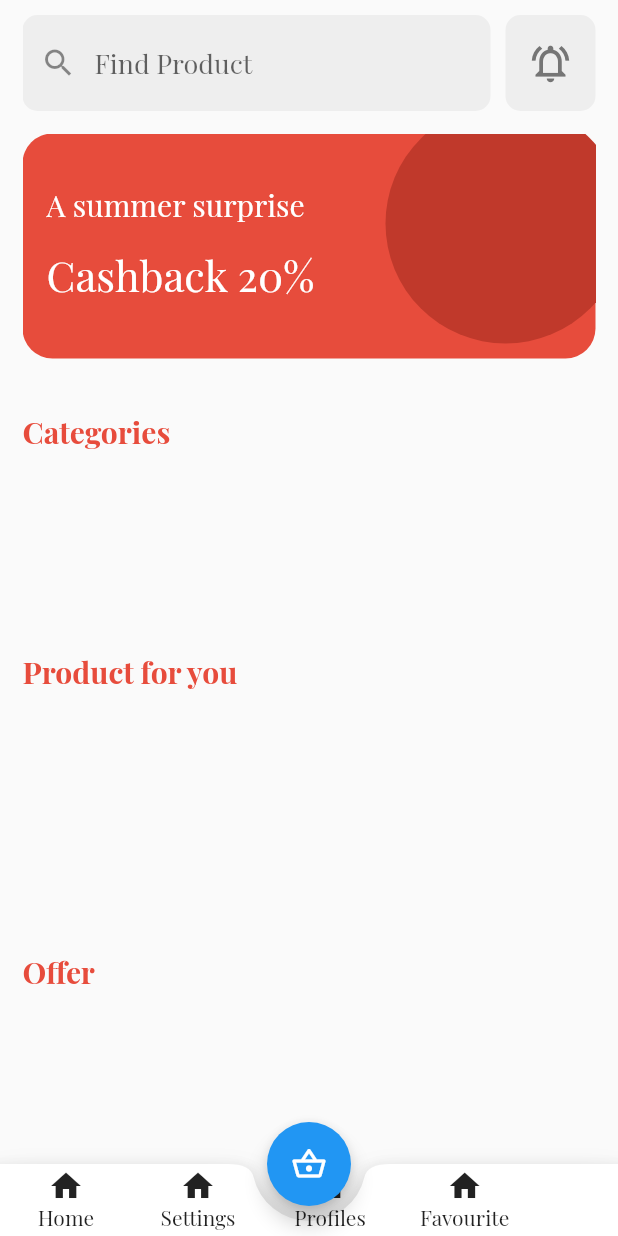
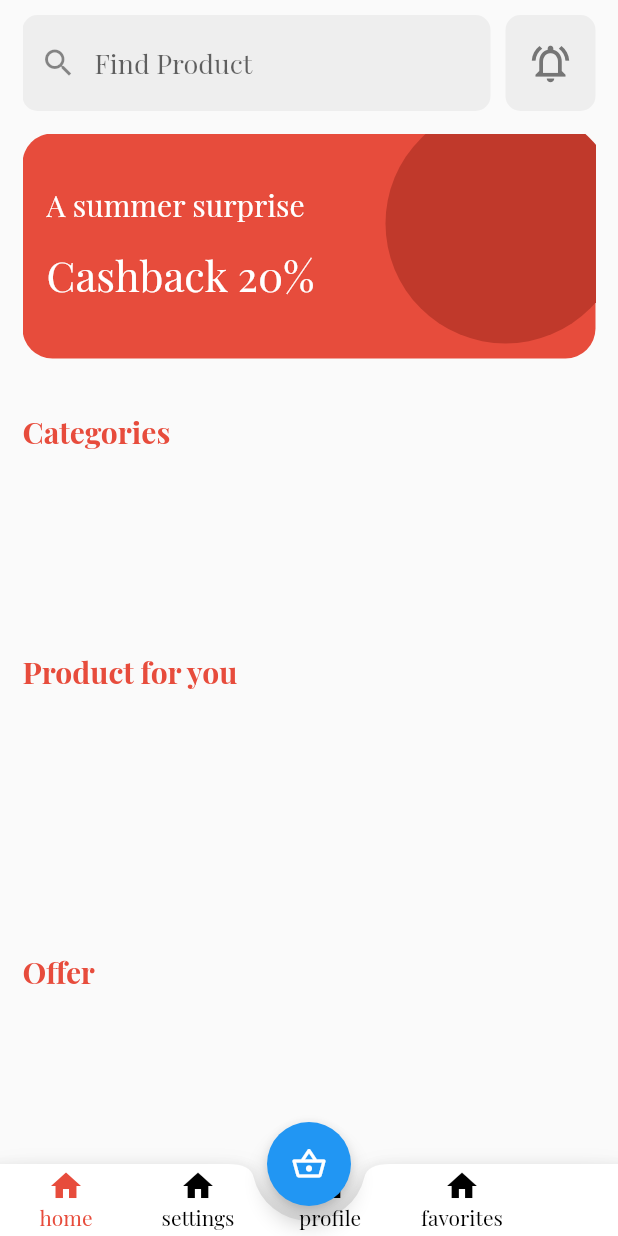
Before and after one commit to MohamedAhmedSD/ecommerce_from_wael, a Flutter app: the HomeScreen screen opened directly, on a phone screen of 412 x 824 dp. Run offline on Flutter 3.47's test engine with Material 2 defaults, Android fonts, the phone set to English and light mode, and no system bars; our stand-ins replace cached_network_image, dartz, flutter_otp_text_field, flutter_svg, get, lottie and 1 more; accounts and stored records are empty; project files that could hold a hidden picture were left out.

Commit message:
[66] BNB

```diff
--- a/lib/view/widgets/home/bnb/custombottomappbarhome.dart
+++ b/lib/view/widgets/home/bnb/custombottomappbarhome.dart
@@ -2,6 +2,7 @@ import 'package:flutter/material.dart';
 import 'package:get/get.dart';
 
 import '../../../../controller/homescreen_controller.dart';
+import 'custombuttonappbar.dart';
 
 class CustomBottomAppBarHome extends StatelessWidget {
   const CustomBottomAppBarHome({Key? key}) : super(key: key);
@@ -37,58 +38,96 @@ class CustomBottomAppBarHome extends StatelessWidget {
             //! old ============================================================
             //* Row => Row => 4x [ button(columns{icon + text})]
             //? make spacer bettween 2 && 3 to make space to use it latter by floatingAB
+            //     Row(
+            //   children: [
+            //     Row(
+            //       children: [
+            //         //! better programer who can shorts its code
+            //         //* MaterialButton => repeated
+            //         //? we need change icon,text,current page
+
+            //         MaterialButton(
+            //           onPressed: () {
+            //             //* when press on it go into certain page
+            //             controller.changePage(0);
+            //           },
+            //           child: Column(
+            //             //! must use its min size to avoid error
+            //             mainAxisSize: MainAxisSize.min,
+            //             children: const [Icon(Icons.home), Text('Home')],
+            //           ),
+            //         ),
+            //         MaterialButton(
+            //           onPressed: () {
+            //             controller.changePage(1);
+            //           },
+            //           child: Column(
+            //             //! must use its min size to avoid error
+            //             mainAxisSize: MainAxisSize.min,
+            //             children: const [Icon(Icons.home), Text('Settings')],
+            //           ),
+            //         ),
+            //         const Spacer(),
+            //         MaterialButton(
+            //           onPressed: () {
+            //             controller.changePage(2);
+            //           },
+            //           child: Column(
+            //             //! must use its min size to avoid error
+            //             mainAxisSize: MainAxisSize.min,
+            //             children: const [Icon(Icons.home), Text('Profiles')],
+            //           ),
+            //         ),
+            //         MaterialButton(
+            //           onPressed: () {
+            //             controller.changePage(3);
+            //           },
+            //           child: Column(
+            //             //! must use its min size to avoid error
+            //             mainAxisSize: MainAxisSize.min,
+            //             children: const [Icon(Icons.home), Text('Favourite')],
+            //           ),
+            //         ),
+            //       ],
+            //     ),
+            //   ],
+            // ),
+
+            //! old => shortcut ===============================================
+            //* change materialbutton by CustomButtonAppBar
             Row(
           children: [
             Row(
               children: [
-                //! better programer who can shorts its code
-                //* MaterialButton => repeated
-                //? we need change icon,text,current page
-
-                MaterialButton(
-                  onPressed: () {
-                    //* when press on it go into certain page
-                    controller.changePage(0);
-                  },
-                  child: Column(
-                    //! must use its min size to avoid error
-                    mainAxisSize: MainAxisSize.min,
-                    children: const [Icon(Icons.home), Text('Home')],
-                  ),
+                CustomButtonAppBar(
+                  textbutton: 'home',
+                  icondata: Icons.home,
+                  onPressed: () {},
+                  //* what color we use when select or not
+                  //* if we are on certain page => active color == true
+                  active: controller.currentpage == 0 ? true : false,
                 ),
-                MaterialButton(
-                  onPressed: () {
-                    controller.changePage(1);
-                  },
-                  child: Column(
-                    //! must use its min size to avoid error
-                    mainAxisSize: MainAxisSize.min,
-                    children: const [Icon(Icons.home), Text('Settings')],
-                  ),
+                CustomButtonAppBar(
+                  textbutton: 'settings',
+                  icondata: Icons.home,
+                  onPressed: () {},
+                  active: controller.currentpage == 1 ? true : false,
                 ),
                 const Spacer(),
-                MaterialButton(
-                  onPressed: () {
-                    controller.changePage(2);
-                  },
-                  child: Column(
-                    //! must use its min size to avoid error
-                    mainAxisSize: MainAxisSize.min,
-                    children: const [Icon(Icons.home), Text('Profiles')],
-                  ),
+                CustomButtonAppBar(
+                  textbutton: 'profile',
+                  icondata: Icons.home,
+                  onPressed: () {},
+                  active: controller.currentpage == 2 ? true : false,
                 ),
-                MaterialButton(
-                  onPressed: () {
-                    controller.changePage(3);
-                  },
-                  child: Column(
-                    //! must use its min size to avoid error
-                    mainAxisSize: MainAxisSize.min,
-                    children: const [Icon(Icons.home), Text('Favourite')],
-                  ),
+                CustomButtonAppBar(
+                  textbutton: 'favorites',
+                  icondata: Icons.home,
+                  onPressed: () {},
+                  active: controller.currentpage == 3 ? true : false,
                 ),
               ],
-            )
+            ),
           ],
         ),
       ),
--- a/lib/view/widgets/home/bnb/custombuttonappbar.dart
+++ b/lib/view/widgets/home/bnb/custombuttonappbar.dart
@@ -7,6 +7,8 @@ class CustomButtonAppBar extends StatelessWidget {
   final void Function()? onPressed;
   final String textbutton;
   final IconData icondata;
+  //* for select status
+  //* we can give it inital value from here or on below look at it ===========
   final bool? active;
   const CustomButtonAppBar(
       {Key? key,
@@ -27,6 +29,7 @@ class CustomButtonAppBar extends StatelessWidget {
         Text(
           textbutton,
           style: TextStyle(
+              //*=================================================================
               color: active == true ? AppColor.primaryColor : Colors.black),
         ),
       ]),
```
